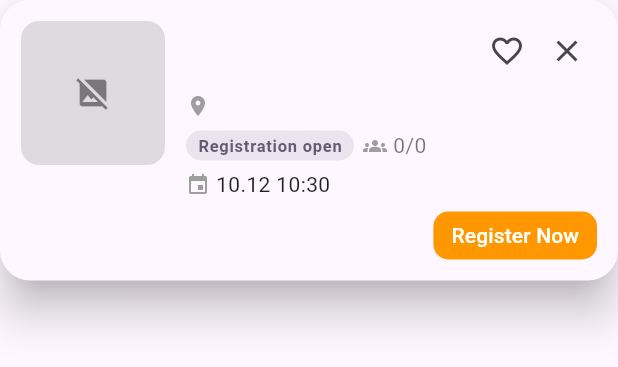
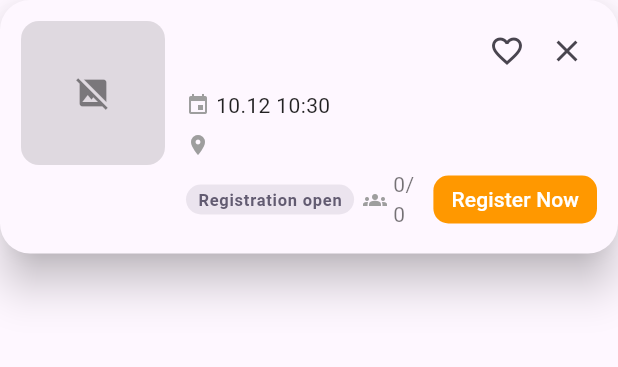
Before and after one commit to Kukutx/crew_app, a Flutter app: the MapEventFloatingCard widget shown alone on an empty page, opened directly with empty values, on a phone screen of 412 x 824 dp. Shown: the top 367 px of the screen. Run offline on Flutter 3.47's test engine with Material 3 defaults, Android fonts, the phone set to English and light mode, and no system bars; our stand-ins replace cached_network_image, chewie, dio, firebase_auth, firebase_core, firebase_crashlytics and 12 more; missing offline and left inert: feedback, firebase_ui_auth, firebase_ui_oauth_apple, firebase_ui_oauth_google, image_gallery_saver_plus; accounts and stored records are empty; network calls fail.

Commit message:
Reposition event time and register button

```diff
--- a/lib/features/events/presentation/map/widgets/map_event_floating_card.dart
+++ b/lib/features/events/presentation/map/widgets/map_event_floating_card.dart
@@ -117,6 +117,22 @@ class MapEventFloatingCard extends StatelessWidget {
                         const SizedBox(height: 6),
                         Row(
                           children: [
+                            const Icon(Icons.event, size: 16, color: Colors.grey),
+                            const SizedBox(width: 4),
+                            Expanded(
+                              child: Text(
+                                timeLabel,
+                                style: Theme.of(context)
+                                    .textTheme
+                                    .bodyMedium
+                                    ?.copyWith(color: Colors.black87),
+                              ),
+                            ),
+                          ],
+                        ),
+                        const SizedBox(height: 6),
+                        Row(
+                          children: [
                             const Icon(Icons.place, size: 16, color: Colors.grey),
                             const SizedBox(width: 4),
                             Expanded(
@@ -134,40 +150,23 @@ class MapEventFloatingCard extends StatelessWidget {
                         ),
                         const SizedBox(height: 6),
                         Row(
+                          crossAxisAlignment: CrossAxisAlignment.center,
                           children: [
                             _smallChip(context, loc.registration_open),
                             const SizedBox(width: 6),
                             const Icon(Icons.groups, size: 16, color: Colors.grey),
                             const SizedBox(width: 4),
-                            Text(
+                            Expanded(
+                              child: Text(
                                 participantSummary,
                                 style: Theme.of(context)
                                     .textTheme
                                     .bodyMedium
                                     ?.copyWith(color: Colors.black54),
                               ),
-                          ],
                             ),
-                        const SizedBox(height: 6),
-                        Row(
-                          children: [
-                            const Icon(Icons.event, size: 16, color: Colors.grey),
-                            const SizedBox(width: 4),
-                            Expanded(
-                              child: Text(
-                                timeLabel,
-                                style: Theme.of(context)
-                                    .textTheme
-                                    .bodyMedium
-                                    ?.copyWith(color: Colors.black87),
-                              ),
-                            ),
-                          ],
-                        ),
-                        const SizedBox(height: 8),
-                        Align(
-                          alignment: Alignment.centerRight,
-                          child: FilledButton(
+                            const SizedBox(width: 8),
+                            FilledButton(
                               style: FilledButton.styleFrom(
                                 backgroundColor: Colors.orange,
                                 foregroundColor: Colors.white,
@@ -190,7 +189,9 @@ class MapEventFloatingCard extends StatelessWidget {
                                     ?.copyWith(color: Colors.white),
                               ),
                             ),
+                          ],
                         ),
+                        const SizedBox(height: 2),
                       ],
                     ),
                   ),
```
Lines whose indentation alone changed are shown as unchanged.
